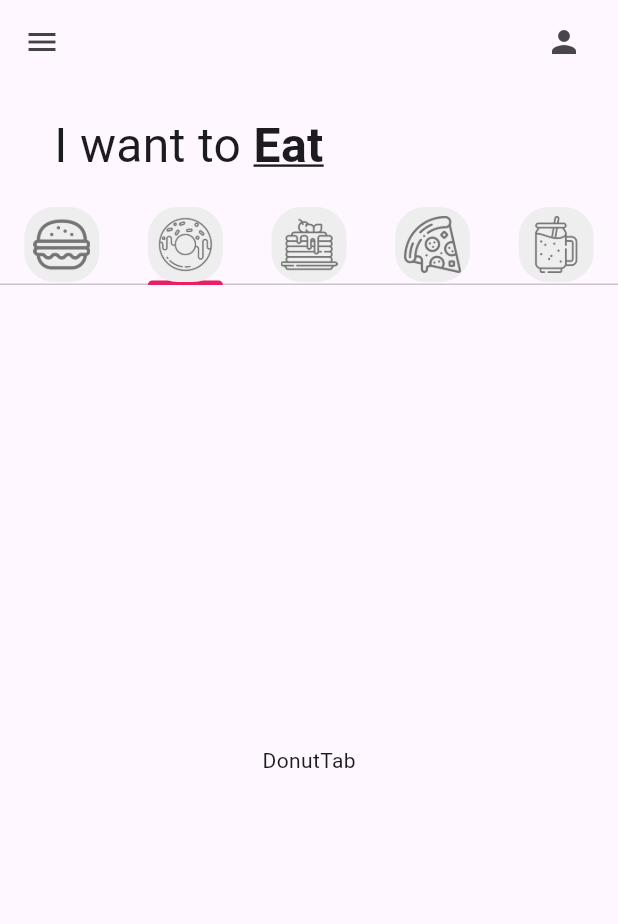
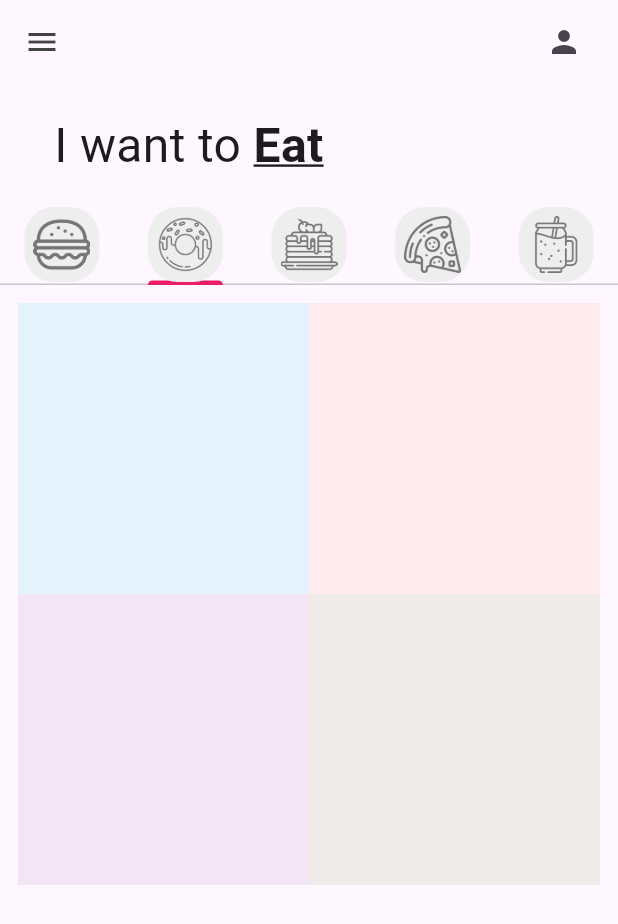
Before and after one commit to DavidFigV/donut_app_2a_figueroa, a Flutter app: the screen it shows after launch, tab 2 chosen, on a phone screen of 412 x 824 dp. Shown: the top 924 px of the screen. Run offline on Flutter 3.47's test engine with Material 3 defaults, Android fonts, the phone set to English and light mode, and no system bars.

Commit message:
Starting GridView

```diff
--- a/lib/tabs/donut_tab.dart
+++ b/lib/tabs/donut_tab.dart
@@ -1,12 +1,35 @@
+import 'package:donut_app_2a_figueroa/utils/donut_tile.dart';
 import 'package:flutter/material.dart';
 
 class DonutTab extends StatelessWidget {
-  const DonutTab({super.key});
+  final List donutOnSale = [
+    // [ donutFlavor, donutPrice, donutColor, imageName ]
+    ["Ice Cream", "36", Colors.blue, "lib/images/icecream_donut.png"],
+    ["Strawberry", "45", Colors.red, "lib/images/strawberry_donut.png"],
+    ["Grape Ape", "84", Colors.purple, "lib/images/grape_donut.png"],
+    ["Choco", "95", Colors.brown, "lib/images/chocolate_donut.png"],
+  ];
+  DonutTab({super.key});
 
   @override
   Widget build(BuildContext context) {
-    return const Center(
-      child: Text("DonutTab"),
+    return GridView.builder(
+      //Cúantos elementos tiene
+      itemCount: donutOnSale.length,
+      padding: const EdgeInsets.all(12),
+      //Encargado de organizar la cuadrícula
+      gridDelegate: SliverGridDelegateWithFixedCrossAxisCount(
+          //Determinar número de columnas
+          crossAxisCount: 2),
+      itemBuilder: (context, index) {
+        //Elemento individual de la cuadrícula
+        return DonutTile(
+          donutFlavor: donutOnSale[index][0],
+          donutPrice: donutOnSale[index][1],
+          donutColor: donutOnSale[index][2],
+          imageName: donutOnSale[index][3]
+        );
+      }
     );
   }
 }
--- /dev/null
+++ b/lib/utils/donut_tile.dart
@@ -0,0 +1,25 @@
+import 'package:flutter/material.dart';
+
+class DonutTile extends StatelessWidget {
+  final String donutFlavor;
+  final String donutPrice;
+  final dynamic donutColor;  //dynamic porque será de tipo Color y también usará []
+  final String imageName;
+
+  const DonutTile({
+    super.key,
+    required this.donutFlavor,
+    required this.donutPrice,
+    required this.donutColor,
+    required this.imageName,
+  });
+
+  @override
+  Widget build(BuildContext context) {
+    return Container(
+      decoration: BoxDecoration(
+        color: donutColor[50],
+      )
+    );
+  }
+}
```
Also changed, not shown: lib/pages/home_page.dart (+4 -3 lines).
